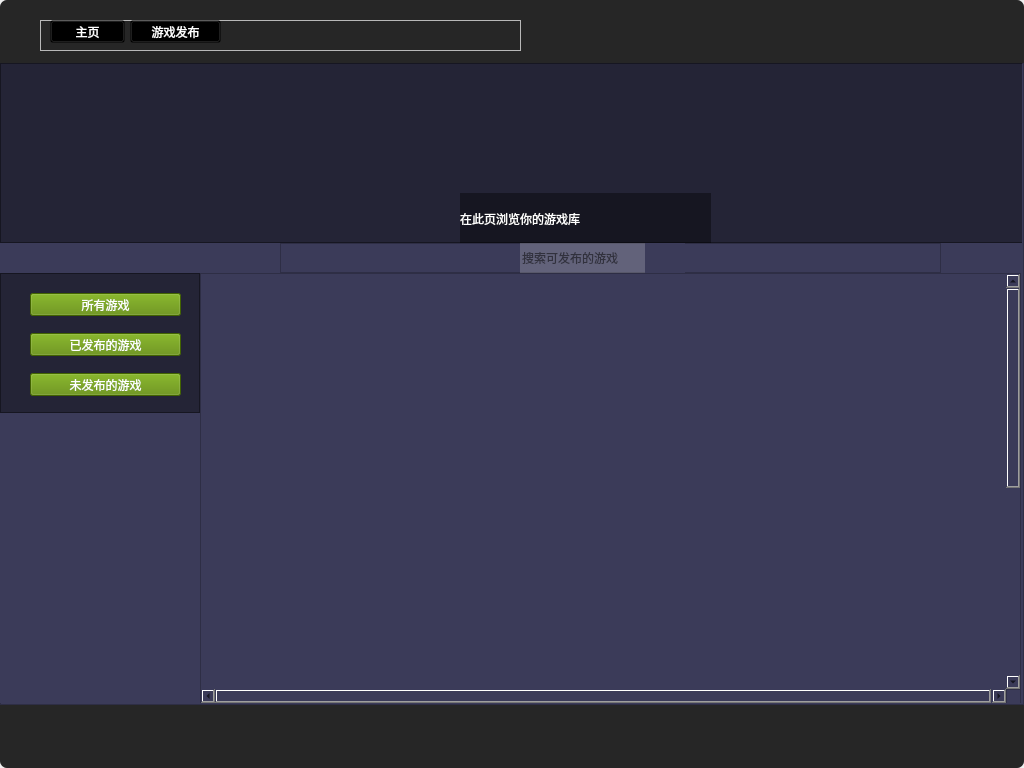
Before: the Qt Designer form mainManufacturerWindow.ui in lazuream/game-system, drawn with Qt 5.
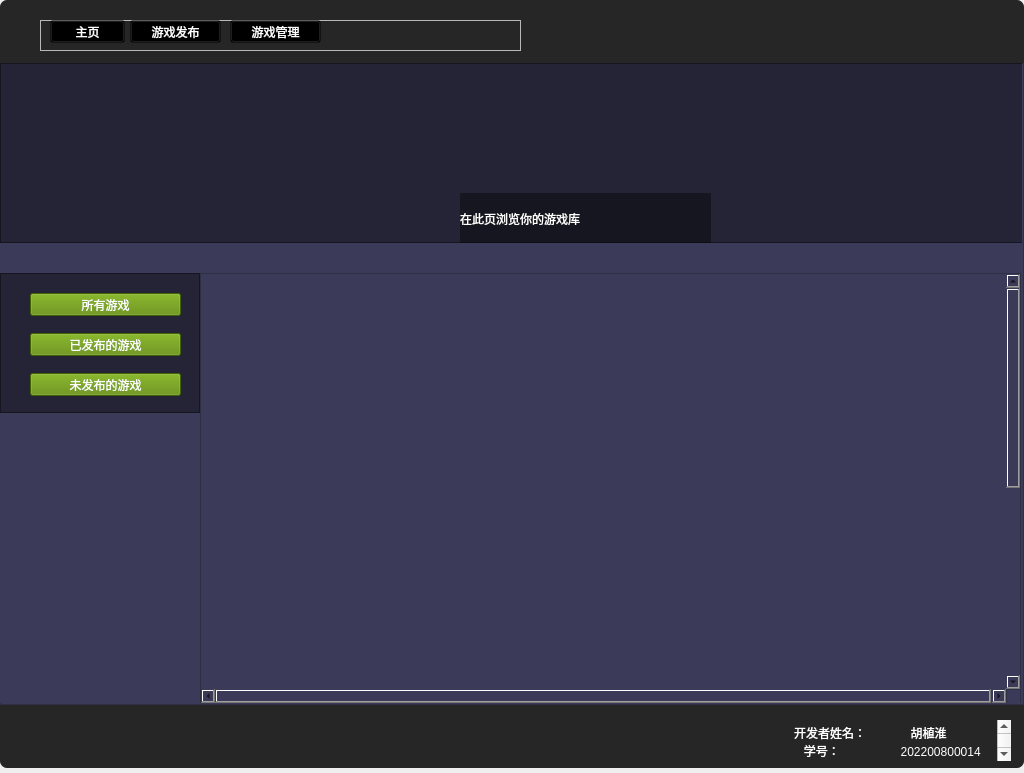
After: the same form once the commit is applied. The open tabs and pages were chosen to show the change. Icons and pictures are not drawn.

The edit to the form file:
```diff
--- a/mainManufacturerWindow.ui
+++ b/mainManufacturerWindow.ui
@@ -7,7 +7,7 @@
     <x>0</x>
     <y>0</y>
     <width>1024</width>
-    <height>768</height>
+    <height>773</height>
    </rect>
   </property>
   <property name="windowTitle">
@@ -886,62 +886,6 @@
          <enum>QFrame::Raised</enum>
         </property>
        </widget>
-       <widget class="QFrame" name="searchbar_2">
-        <property name="geometry">
-         <rect>
-          <x>280</x>
-          <y>180</y>
-          <width>661</width>
-          <height>30</height>
-         </rect>
-        </property>
-        <property name="styleSheet">
-         <string notr="true">#frame{
-background-color: rgb(59, 59, 89,0.2);
-border-radius:15px;
-}</string>
-        </property>
-        <property name="frameShape">
-         <enum>QFrame::StyledPanel</enum>
-        </property>
-        <property name="frameShadow">
-         <enum>QFrame::Raised</enum>
-        </property>
-        <widget class="QLineEdit" name="searchline_2">
-         <property name="geometry">
-          <rect>
-           <x>240</x>
-           <y>0</y>
-           <width>125</width>
-           <height>30</height>
-          </rect>
-         </property>
-         <property name="styleSheet">
-          <string notr="true">background-color: rgba(255, 255, 255, 0.2);
-	border: none;</string>
-         </property>
-         <property name="placeholderText">
-          <string>搜索可发布的游戏</string>
-         </property>
-        </widget>
-        <widget class="QPushButton" name="searchButton_3">
-         <property name="geometry">
-          <rect>
-           <x>365</x>
-           <y>0</y>
-           <width>40</width>
-           <height>30</height>
-          </rect>
-         </property>
-         <property name="styleSheet">
-          <string notr="true">background-color: rgb(255, 255, 255，0);
-border:none</string>
-         </property>
-         <property name="text">
-          <string/>
-         </property>
-        </widget>
-       </widget>
        <zorder>listWidget_4</zorder>
        <zorder>frame_14</zorder>
        <zorder>scrollArea_8</zorder>
@@ -1632,6 +1576,49 @@
        <string>主页</string>
       </property>
      </widget>
+     <widget class="QPushButton" name="pushButton_manageGame">
+      <property name="geometry">
+       <rect>
+        <x>190</x>
+        <y>0</y>
+        <width>91</width>
+        <height>23</height>
+       </rect>
+      </property>
+      <property name="styleSheet">
+       <string notr="true">QPushButton{
+	background-color: rgba(0, 0, 0, 0);  
+	color: rgb(255, 255, 255);
+	font: 14pt &quot;华光胖头鱼_CNKI&quot;;
+}</string>
+      </property>
+      <property name="text">
+       <string>游戏管理</string>
+      </property>
+     </widget>
+    </widget>
+    <widget class="QTextBrowser" name="textBrowser">
+     <property name="geometry">
+      <rect>
+       <x>790</x>
+       <y>720</y>
+       <width>221</width>
+       <height>41</height>
+      </rect>
+     </property>
+     <property name="styleSheet">
+      <string notr="true">background-color: rgb(255, 255, 255,0);
+border:none;
+border-radius:10px;</string>
+     </property>
+     <property name="html">
+      <string>&lt;!DOCTYPE HTML PUBLIC &quot;-//W3C//DTD HTML 4.0//EN&quot; &quot;http://www.w3.org/TR/REC-html40/strict.dtd&quot;&gt;
+&lt;html&gt;&lt;head&gt;&lt;meta name=&quot;qrichtext&quot; content=&quot;1&quot; /&gt;&lt;style type=&quot;text/css&quot;&gt;
+p, li { white-space: pre-wrap; }
+&lt;/style&gt;&lt;/head&gt;&lt;body style=&quot; font-family:'SimSun'; font-size:9pt; font-weight:400; font-style:normal;&quot;&gt;
+&lt;p style=&quot; margin-top:0px; margin-bottom:0px; margin-left:0px; margin-right:0px; -qt-block-indent:0; text-indent:0px;&quot;&gt;&lt;span style=&quot; color:#ffffff;&quot;&gt;开发者姓名：	           胡植淮&lt;/span&gt;&lt;/p&gt;
+&lt;p style=&quot; margin-top:0px; margin-bottom:0px; margin-left:0px; margin-right:0px; -qt-block-indent:0; text-indent:0px;&quot;&gt;&lt;span style=&quot; color:#ffffff;&quot;&gt;   学号：	        202200800014&lt;/span&gt;&lt;/p&gt;&lt;/body&gt;&lt;/html&gt;</string>
+     </property>
     </widget>
    </widget>
   </widget>
```
Left out of the diff: 11 changed lines with no effect on the pictures.
